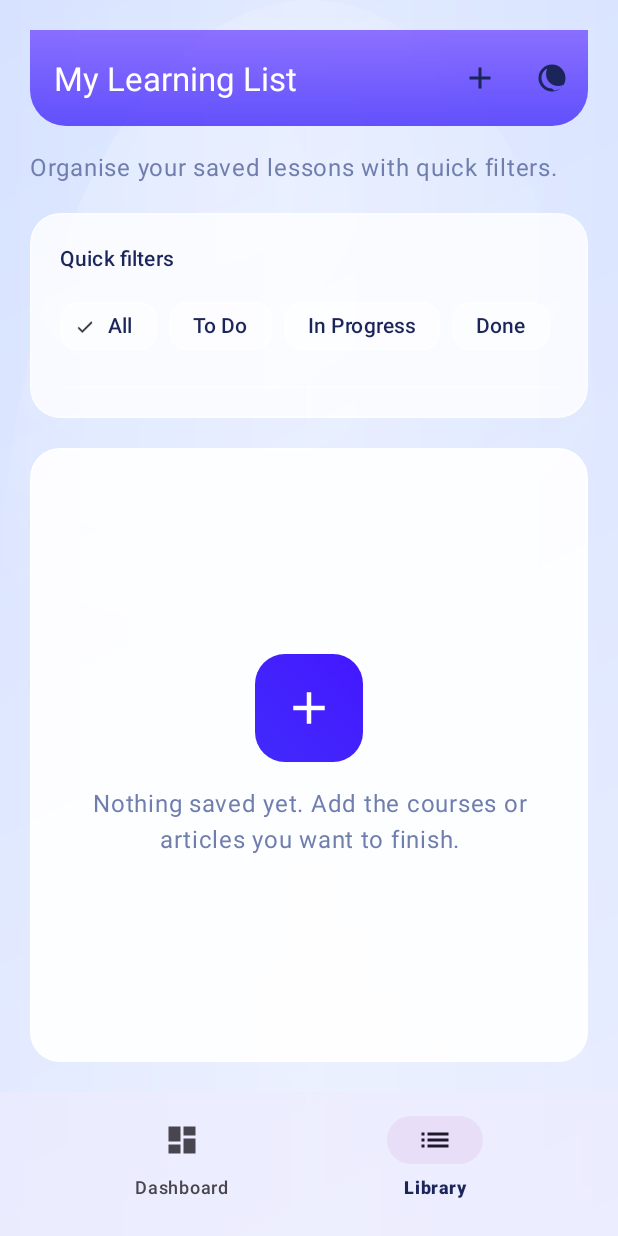
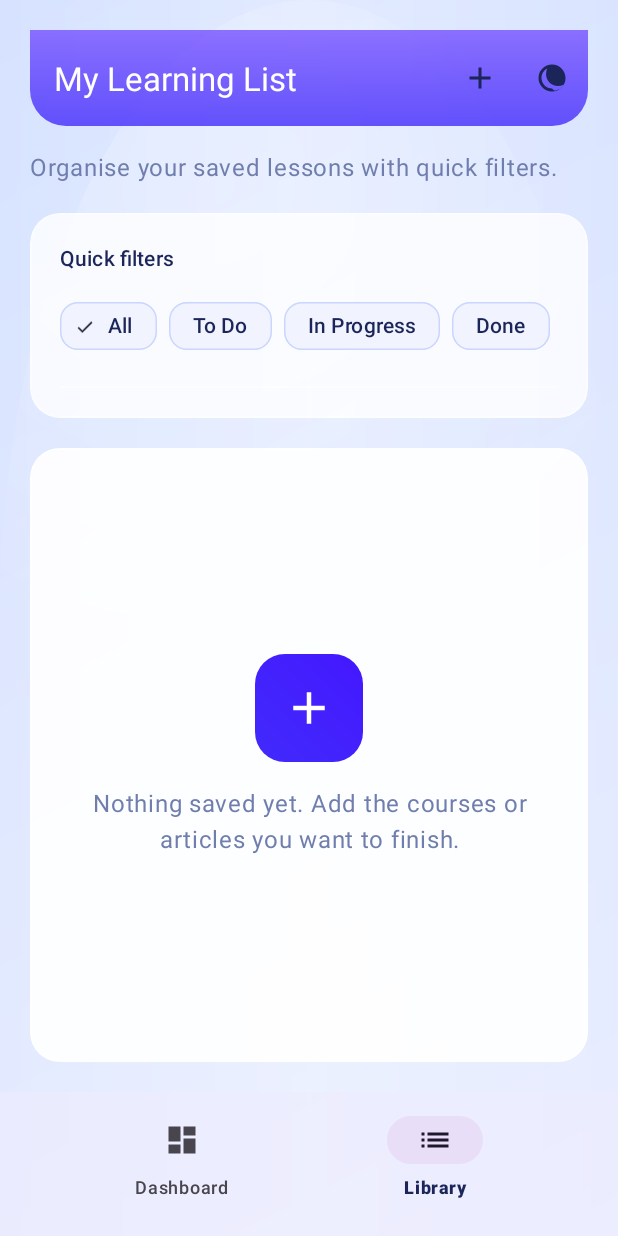
Before and after one commit to E-r-r-o-rr/AI-Course-Track, an Android app: the LearningListFragment screen opened through its navigation route, on a phone screen of 412 x 824 dp. Run offline under Robolectric (Android 15) with nearby library versions, the phone set to English and light mode, and no system bars; our stand-ins replace Room's generated code, navigation-ui; 1 statement that could not run was skipped.

Commit message:
Enhance chip contrast in light theme

```diff
--- a/app/src/main/res/values-night/colors.xml
+++ b/app/src/main/res/values-night/colors.xml
@@ -27,6 +27,8 @@
     <color name="glass_surface_alt">#99203369</color>
     <color name="glass_highlight">#802F448B</color>
     <color name="glass_stroke">#D34257A4</color>
+    <color name="glass_chip_surface">#6632488E</color>
+    <color name="glass_chip_stroke">#994E64C4</color>
     <color name="glass_toolbar_tint">#992B3F82</color>
     <color name="toolbar_gradient_start">#CC1B254B</color>
     <color name="toolbar_gradient_end">#CC111C44</color>
--- a/app/src/main/res/values/colors.xml
+++ b/app/src/main/res/values/colors.xml
@@ -30,6 +30,8 @@
     <color name="glass_surface_alt">#B3FFFFFF</color>
     <color name="glass_highlight">#40FFFFFF</color>
     <color name="glass_stroke">#66FFFFFF</color>
+    <color name="glass_chip_surface">#F1F4FF</color>
+    <color name="glass_chip_stroke">#CBD6FF</color>
     <color name="glass_toolbar_tint">#F2F5FF</color>
 
     <color name="toolbar_gradient_start">#CC422AFB</color>
--- a/app/src/main/res/values/styles_components.xml
+++ b/app/src/main/res/values/styles_components.xml
@@ -53,17 +53,18 @@
     </style>
 
     <style name="Horizon.Chip.Filter" parent="Widget.Material3.Chip.Filter">
-        <item name="chipBackgroundColor">@color/glass_highlight</item>
-        <item name="chipSurfaceColor">@color/glass_highlight</item>
-        <item name="chipStrokeColor">@color/glass_stroke</item>
+        <item name="chipBackgroundColor">@color/glass_chip_surface</item>
+        <item name="chipSurfaceColor">@color/glass_chip_surface</item>
+        <item name="chipStrokeColor">@color/glass_chip_stroke</item>
         <item name="chipStrokeWidth">1dp</item>
         <item name="chipCornerRadius">@dimen/radius_md</item>
         <item name="android:textColor">@color/primaryText</item>
     </style>
 
     <style name="Horizon.Chip.Assist" parent="Widget.Material3.Chip.Assist">
-        <item name="chipBackgroundColor">@color/glass_highlight</item>
-        <item name="chipStrokeWidth">0dp</item>
+        <item name="chipBackgroundColor">@color/glass_chip_surface</item>
+        <item name="chipStrokeColor">@color/glass_chip_stroke</item>
+        <item name="chipStrokeWidth">1dp</item>
         <item name="android:textColor">@color/primaryText</item>
     </style>
 </resources>
```
